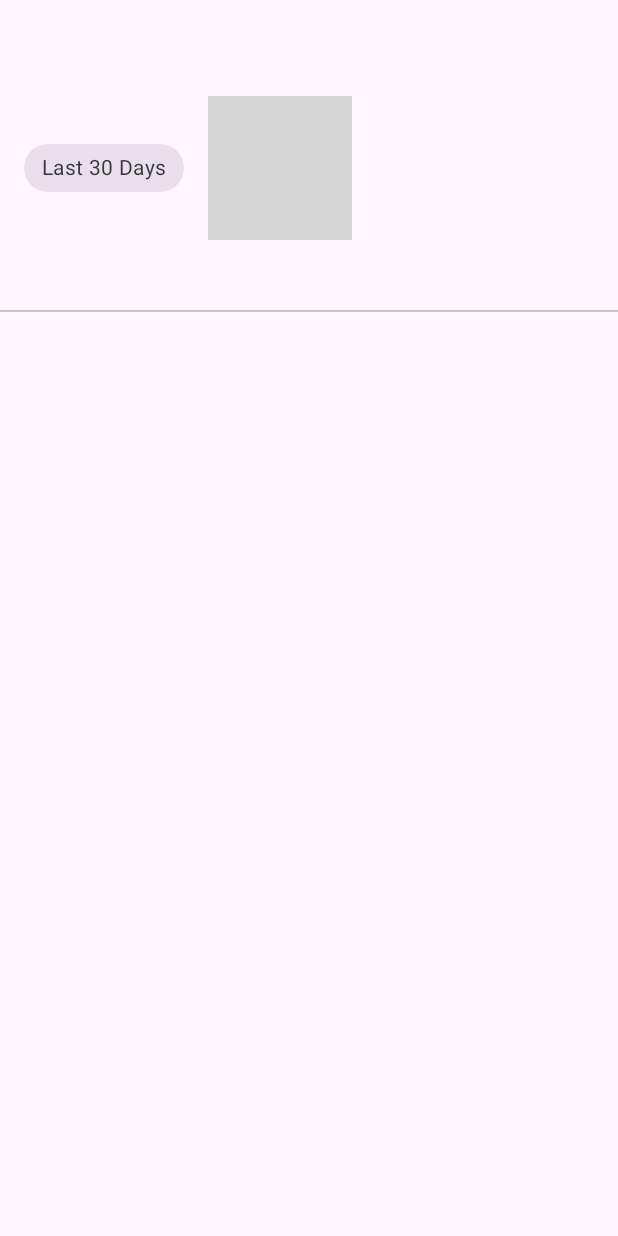
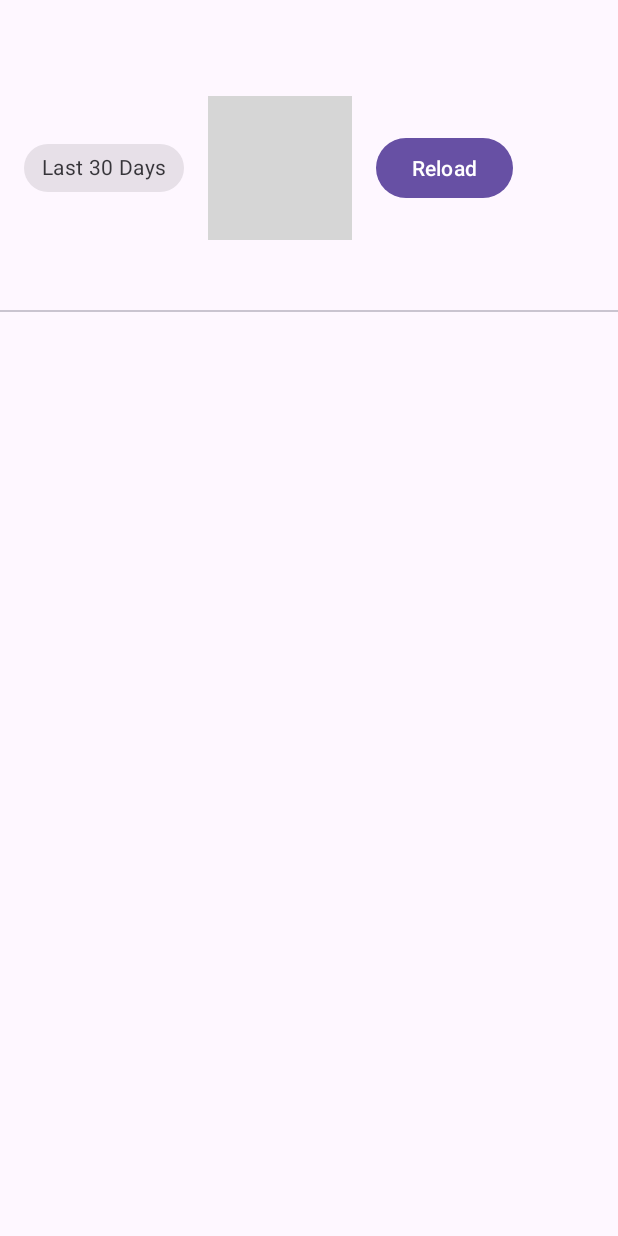
Before and after one commit to lokesh14v/transaction_tracker, an Android app: the layout activity_main.xml on its own in the app's theme, with its tools: preview values and no code run, on a phone screen of 412 x 824 dp. Run offline under Robolectric (Android 15) with nearby library versions, the phone set to English and light mode, and no system bars; grey boxes are pictures that could not be loaded.

Commit message:
Feat: Add reload functionality and clear transactions
This commit introduces a "Reload" button in `MainActivity` and corresponding functionality to clear and re-sync SMS transactions.

Key changes:

-   **`MainActivity.kt`**:
    -   Added a `btnReload` `OnClickListener`.
    -   When clicked, it launches a coroutine that:
        -   Clears all existing transactions from the database using `transactionDao.clearAllTransactions()`.
        -   Re-syncs SMS messages using `SmsManager.syncSms()`.
        -   Reloads transactions into the ViewModel using `viewModel.loadTransactions()`.
-   **`activity_main.xml`**:
    -   Added a new `Button` with `android:id="@+id/btnReload"` and text "Reload" next to the date range picker button.
-   **`TransactionDao.kt`**:
    -   Added a new suspend function `clearAllTransactions()` annotated with `@Query("DELETE FROM transactions")` to delete all entries from the `transactions` table.

```diff
--- a/app/src/main/java/com/example/myapplication/TransactionDao.kt
+++ b/app/src/main/java/com/example/myapplication/TransactionDao.kt
@@ -41,4 +41,7 @@ interface TransactionDao {
 
     @Delete
     suspend fun delete(transaction: Transaction)
+
+    @Query("DELETE FROM transactions")
+    suspend fun clearAllTransactions()
 }
--- a/app/src/main/res/layout/activity_main.xml
+++ b/app/src/main/res/layout/activity_main.xml
@@ -42,6 +42,13 @@
                 android:focusable="true"
                 android:contentDescription="Select Date Range" />
 
+            <Button
+                android:id="@+id/btnReload"
+                android:layout_width="wrap_content"
+                android:layout_height="wrap_content"
+                android:layout_marginStart="16dp"
+                android:text="Reload" />
+
         </LinearLayout>
 
         <com.google.android.material.tabs.TabLayout
```
Also changed, not shown: app/src/main/java/com/example/myapplication/MainActivity.kt (+9 -0 lines).
